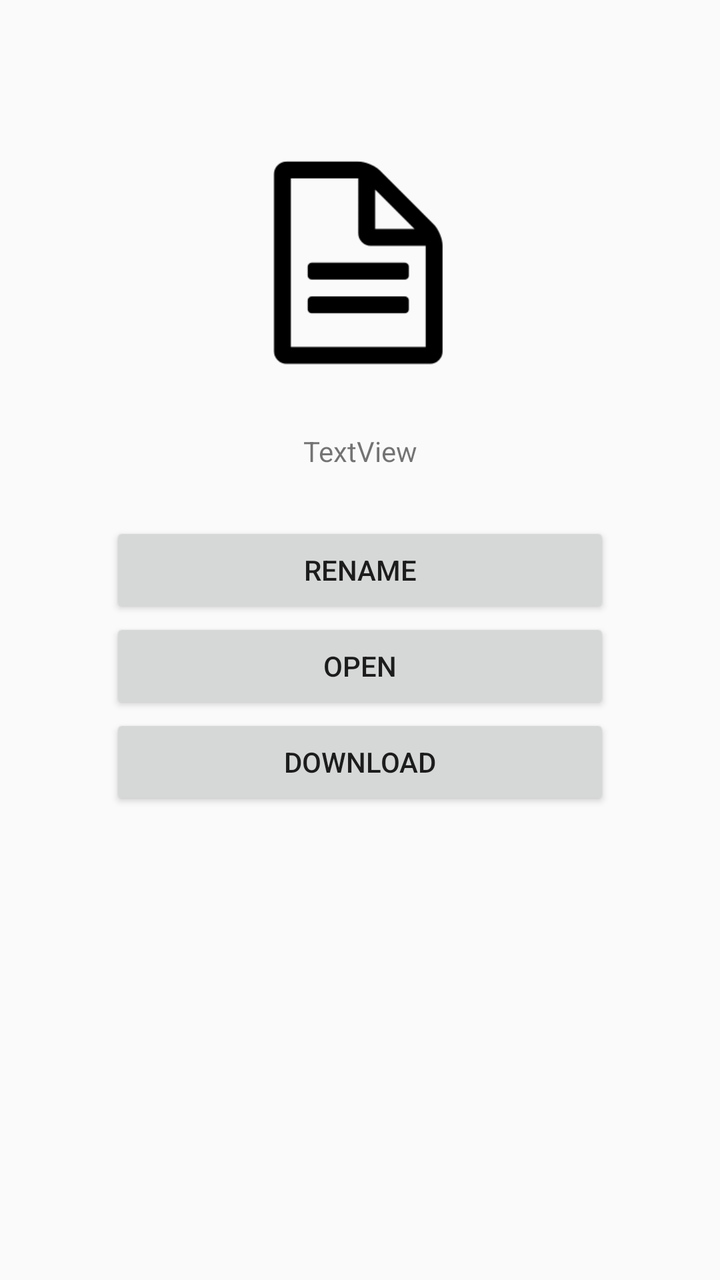
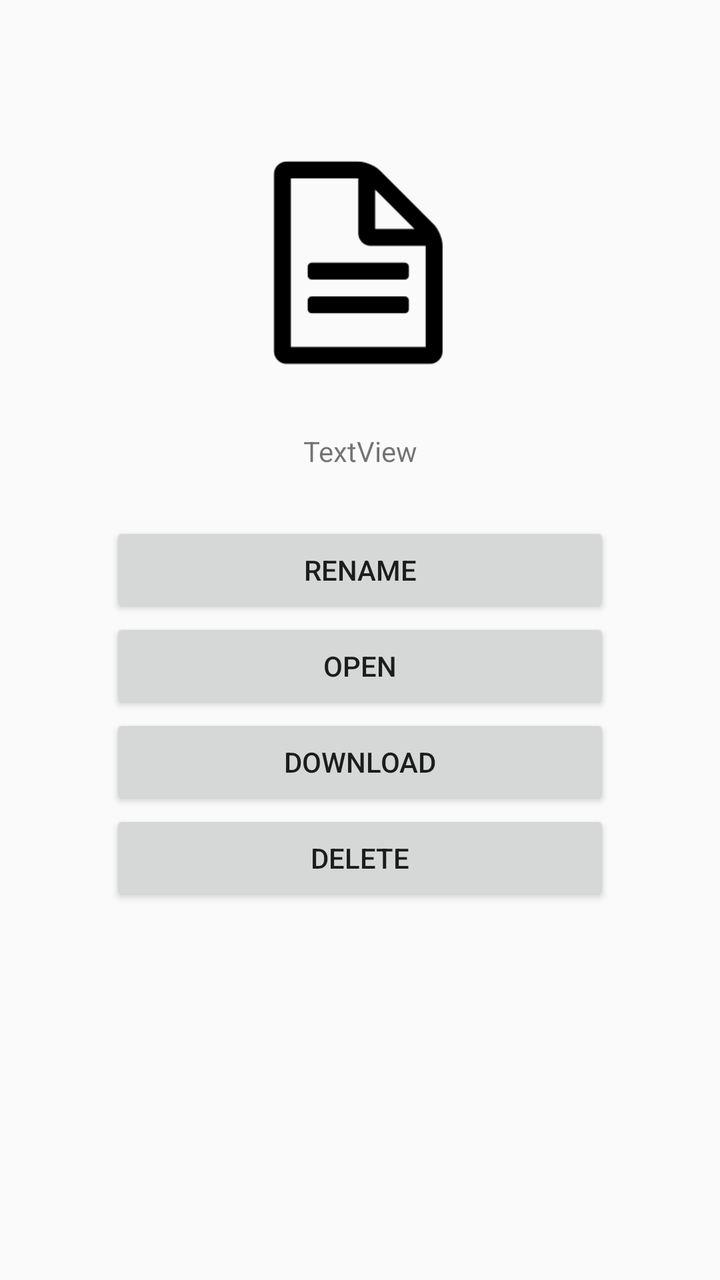

An Android layout rendered at two revisions. The XML below is the earlier revision; the diff shows what the commit changed to produce the second picture.
<!-- AndroidManifest.xml: application theme AppTheme -->
<!-- res/layout/activity_detail_view.xml -->
<?xml version="1.0" encoding="utf-8"?>
<LinearLayout xmlns:android="http://schemas.android.com/apk/res/android"
    xmlns:app="http://schemas.android.com/apk/res-auto"
    xmlns:tools="http://schemas.android.com/tools"
    android:layout_width="match_parent"
    android:layout_height="match_parent"
    android:orientation="vertical"
    tools:context=".DetailViewActivity">

    <ImageView
        android:id="@+id/imageView3"
        android:layout_width="match_parent"
        android:layout_height="118dp"
        android:layout_marginTop="72dp"
        app:layout_constraintEnd_toEndOf="parent"
        app:layout_constraintStart_toStartOf="parent"
        app:layout_constraintTop_toTopOf="parent"
        app:srcCompat="@drawable/file" />

    <TextView
        android:id="@+id/tvFileName"
        android:layout_width="match_parent"
        android:layout_height="61dp"
        android:layout_marginTop="5dp"
        android:layout_marginBottom="5dp"
        android:gravity="center_horizontal|center_vertical"
        android:text="TextView" />

    <Button
        android:id="@+id/btRename"
        android:layout_width="250dp"
        android:layout_height="wrap_content"
        android:layout_gravity="center_horizontal"
        android:text="Rename" />

    <Button
        android:id="@+id/btOpen"
        android:layout_width="250dp"
        android:layout_height="wrap_content"
        android:layout_gravity="center_horizontal"
        android:text="Open" />

    <Button
        android:id="@+id/btDownload"
        android:layout_width="250dp"
        android:layout_height="wrap_content"
        android:layout_gravity="center_horizontal"
        android:text="download" />

</LinearLayout>
<!-- resources referenced by this layout -->
<resources>
  <!-- drawable file: png bitmap (drawable, 2215 bytes) -->
  <style name="AppTheme" parent="Theme.AppCompat.Light.DarkActionBar">
          
          <item name="colorPrimary">@color/colorPrimary</item>
          <item name="colorPrimaryDark">@color/colorPrimaryDark</item>
          <item name="colorAccent">@color/colorAccent</item>
      </style>
  <color name="colorPrimary">#008577</color>
  <color name="colorPrimaryDark">#00574B</color>
  <color name="colorAccent">#D81B60</color>
</resources>

<!-- the commit's change to res/layout/activity_detail_view.xml (unified diff, before → after) -->
@@ -8,7 +8,7 @@
     tools:context=".DetailViewActivity">
 
     <ImageView
-        android:id="@+id/imageView3"
+        android:id="@+id/ivDetailFiletype"
         android:layout_width="match_parent"
         android:layout_height="118dp"
         android:layout_marginTop="72dp"
@@ -47,4 +47,11 @@
         android:layout_gravity="center_horizontal"
         android:text="download" />
 
+    <Button
+        android:id="@+id/btDelete"
+        android:layout_width="250dp"
+        android:layout_height="wrap_content"
+        android:layout_gravity="center_horizontal"
+        android:text="Delete" />
+
 </LinearLayout>
